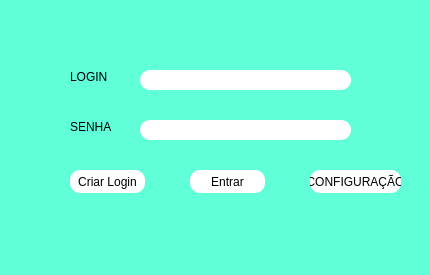
This is entrada_site_login_inicio.ui in FabianJunior/Jovem-Programador as Qt 5 draws it before an edit. The edited form follows.
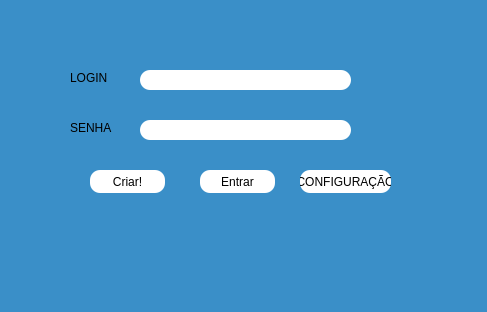
This is the edited form.

```diff
--- a/entrada_site_login_inicio.ui
+++ b/entrada_site_login_inicio.ui
@@ -6,15 +6,15 @@
    <rect>
     <x>0</x>
     <y>0</y>
-    <width>430</width>
-    <height>275</height>
+    <width>487</width>
+    <height>312</height>
    </rect>
   </property>
   <property name="windowTitle">
    <string>MainWindow</string>
   </property>
   <property name="styleSheet">
-   <string notr="true">background-color:rgb(96, 255, 216);
+   <string notr="true">background-color: rgb(58, 143, 200);
 border-radius:10px;
 color: rgb(0, 0, 0);</string>
   </property>
@@ -44,28 +44,40 @@
     <property name="styleSheet">
      <string notr="true">background-color: rgb(255, 255, 255);</string>
     </property>
+    <property name="inputMask">
+     <string/>
+    </property>
+    <property name="text">
+     <string/>
+    </property>
+    <property name="echoMode">
+     <enum>QLineEdit::Password</enum>
+    </property>
+    <property name="clearButtonEnabled">
+     <bool>false</bool>
+    </property>
    </widget>
    <widget class="QLabel" name="situacao_entrada">
     <property name="geometry">
      <rect>
-      <x>80</x>
-      <y>220</y>
-      <width>291</width>
+      <x>10</x>
+      <y>230</y>
+      <width>461</width>
       <height>20</height>
      </rect>
     </property>
     <property name="styleSheet">
      <string notr="true">
-color: rgb(170, 0, 0);</string>
+color: rgb(255, 255, 255);</string>
     </property>
     <property name="text">
-     <string/>
+     <string>&lt;html&gt;&lt;head/&gt;&lt;body&gt;&lt;p align=&quot;center&quot;&gt;&lt;br/&gt;&lt;/p&gt;&lt;/body&gt;&lt;/html&gt;</string>
     </property>
    </widget>
    <widget class="QPushButton" name="entrar_login">
     <property name="geometry">
      <rect>
-      <x>190</x>
+      <x>200</x>
       <y>170</y>
       <width>75</width>
       <height>23</height>
@@ -81,7 +93,7 @@
    <widget class="QPushButton" name="criador">
     <property name="geometry">
      <rect>
-      <x>70</x>
+      <x>90</x>
       <y>170</y>
       <width>75</width>
       <height>23</height>
@@ -91,7 +103,7 @@
      <string notr="true">background-color: rgb(255, 255, 255);</string>
     </property>
     <property name="text">
-     <string>Criar Login</string>
+     <string>Criar!</string>
     </property>
    </widget>
    <widget class="QLabel" name="label">
@@ -99,10 +111,13 @@
      <rect>
       <x>70</x>
       <y>70</y>
-      <width>47</width>
-      <height>13</height>
+      <width>51</width>
+      <height>16</height>
      </rect>
     </property>
+    <property name="styleSheet">
+     <string notr="true">font: 63 11pt &quot;Segoe UI Semibold&quot;;</string>
+    </property>
     <property name="text">
      <string>LOGIN</string>
     </property>
@@ -112,10 +127,13 @@
      <rect>
       <x>70</x>
       <y>120</y>
-      <width>47</width>
-      <height>13</height>
+      <width>51</width>
+      <height>16</height>
      </rect>
     </property>
+    <property name="styleSheet">
+     <string notr="true">font: 63 11pt &quot;Segoe UI Semibold&quot;;</string>
+    </property>
     <property name="text">
      <string>SENHA</string>
     </property>
@@ -123,7 +141,7 @@
    <widget class="QPushButton" name="adm">
     <property name="geometry">
      <rect>
-      <x>310</x>
+      <x>300</x>
       <y>170</y>
       <width>91</width>
       <height>23</height>
```
Left out of the diff: 3 changed lines with no effect on the pictures.
